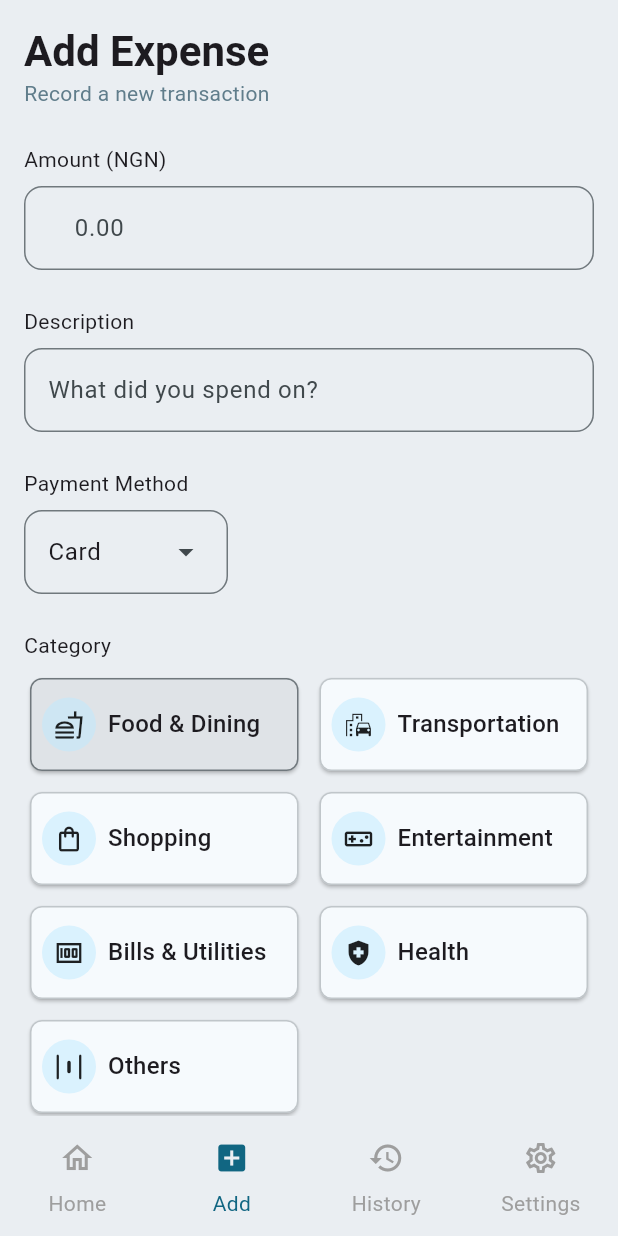
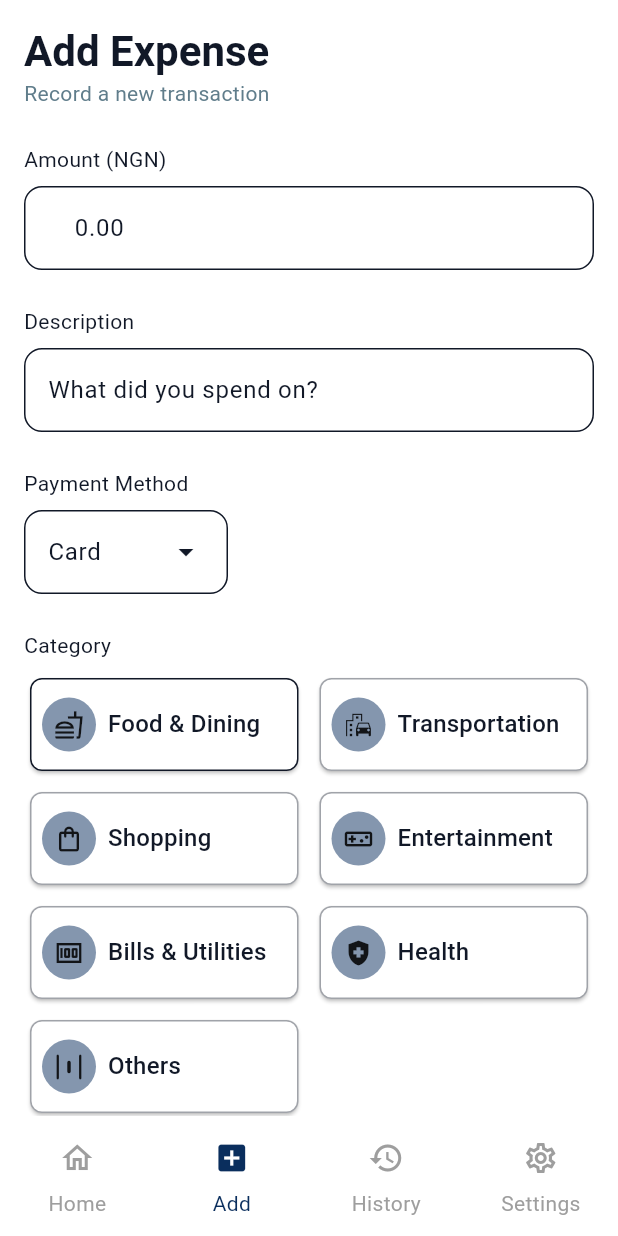
Before and after one commit to crystalz05/expense_tracker_flutter_app, a Flutter app: the MainPage screen opened directly, item 2 of the bottom bar chosen, on a phone screen of 412 x 824 dp. Run offline on Flutter 3.47's test engine with Material 3 defaults, Android fonts, the light colour scheme and no system bars; our stand-ins replace connectivity_plus, dartz, equatable, floor, flutter_bloc, get_it and 5 more; accounts and stored records are empty; generated files the repository leaves out were written again.

Commit message:
Refactor authentication and theme handling; add color schemes and improve splash/login pages

```diff
--- /dev/null
+++ b/lib/core/colors/colors.dart
@@ -0,0 +1,34 @@
+import 'package:flutter/material.dart';
+
+const lightColorScheme = ColorScheme(
+  brightness: Brightness.light,
+
+  primary: Color(0xFF0A2E5D),
+  onPrimary: Colors.white,
+
+  secondary: Color(0xFF2563EB),
+  onSecondary: Colors.white,
+
+  surface: Colors.white,
+  onSurface: Color(0xFF111827),
+
+  error: Color(0xFFDC2626),
+  onError: Colors.white,
+);
+
+const darkColorScheme = ColorScheme(
+  brightness: Brightness.dark,
+
+  primary: Color(0xFFE5E7EB),
+  onPrimary: Color(0xFF1C1917),
+
+  secondary: Color(0xFF38BDF8),
+  onSecondary: Color(0xFF020617),
+
+
+  surface: Color(0xFF0F172A),
+  onSurface: Color(0xFFE5E7EB),
+
+  error: Color(0xFFEF4444),
+  onError: Colors.black,
+);
```
Also changed, not shown: lib/features/auth/presentation/pages/login_page.dart (+67 -16 lines), lib/features/auth/presentation/pages/splash_page.dart (+24 -5 lines), lib/injection_container.dart (+13 -11 lines), lib/main.dart (+9 -4 lines).
